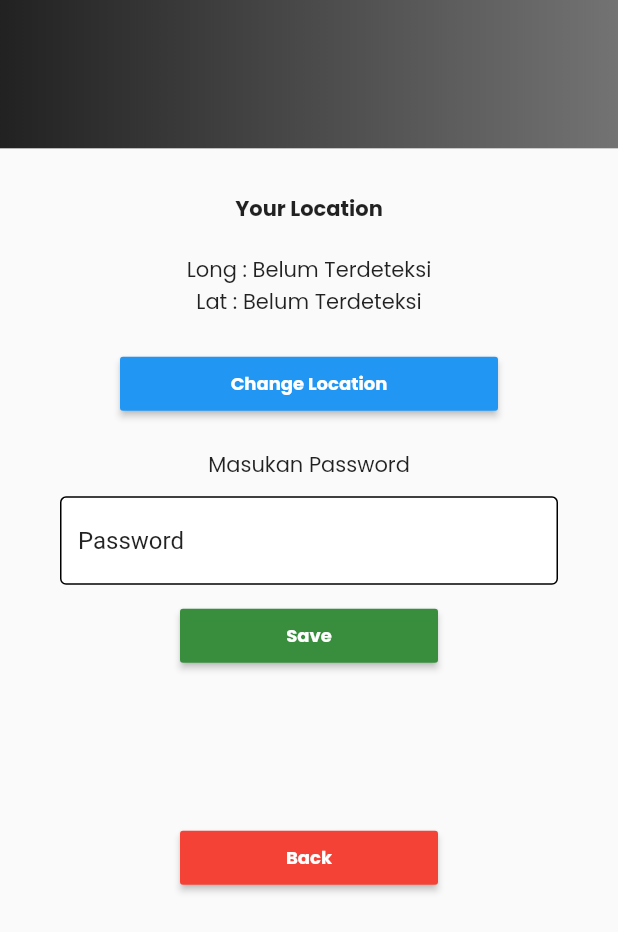
After one commit to hamuuu/ggp_test, a Flutter app: the ChangeLocationPage screen opened directly, on a phone screen of 412 x 824 dp. The commit adds this screen. Shown: the top 932 px of the screen. Run offline on Flutter 3.47's test engine with Material 2 defaults, Android fonts, the light colour scheme and no system bars; our stand-ins replace cloud_firestore, firebase_core, geolocator, google_fonts; accounts and stored records are empty.

Commit message:
change location complete

```diff
--- a/lib/main.dart
+++ b/lib/main.dart
@@ -1,6 +1,6 @@
 import 'package:flutter/material.dart';
 import 'package:ggp_test/providers/user_info_provider.dart';
-import 'package:ggp_test/ui/login_page.dart';
+import 'package:ggp_test/ui/login/login_page.dart';
 import 'package:provider/provider.dart';
 
 void main() {
--- a/lib/providers/user_info_provider.dart
+++ b/lib/providers/user_info_provider.dart
@@ -1,12 +1,45 @@
+import 'dart:developer';
+
 import 'package:flutter/cupertino.dart';
+import 'package:geolocator/geolocator.dart';
 
 class UserInfoProvider extends ChangeNotifier {
   String _username;
+  String _password;
+  Position _position;
+  Position _tempPosition;
 
-  void addUsername(String username) {
+  void addUsernameAndPassword(String username, String password) {
     _username = username;
+    _password = password;
+    notifyListeners();
+  }
+
+  void getLatLngUser() async {
+    _tempPosition =
+        await getCurrentPosition(desiredAccuracy: LocationAccuracy.high);
+    notifyListeners();
+  }
+
+  void cleanTempPosition() {
+    _tempPosition = null;
+  }
+
+  bool checkPassword(String password) {
+    if (password == _password) {
+      saveLatLngUser(_tempPosition);
+      return true;
+    }
+    return false;
+  }
+
+  void saveLatLngUser(Position position) {
+    _position = position;
     notifyListeners();
   }
 
   String get username => _username;
+  String get password => _password;
+  Position get position => _position;
+  Position get tempPosition => _tempPosition;
 }
--- /dev/null
+++ b/lib/ui/change_location/change_location_page.dart
@@ -0,0 +1,198 @@
+import 'dart:developer';
+
+import 'package:flutter/material.dart';
+import 'package:ggp_test/providers/user_info_provider.dart';
+import 'package:google_fonts/google_fonts.dart';
+import 'package:provider/provider.dart';
+
+class ChangeLocationPage extends StatefulWidget {
+  @override
+  _ChangeLocationPageState createState() => _ChangeLocationPageState();
+}
+
+class _ChangeLocationPageState extends State<ChangeLocationPage> {
+  String _longitude;
+  String _latitude;
+  TextEditingController passwordController = new TextEditingController();
+
+  @override
+  Widget build(BuildContext context) {
+    if (Provider.of<UserInfoProvider>(context).position != null &&
+        Provider.of<UserInfoProvider>(context).tempPosition == null) {
+      _longitude =
+          Provider.of<UserInfoProvider>(context).position.longitude.toString();
+      _latitude =
+          Provider.of<UserInfoProvider>(context).position.latitude.toString();
+    } else if (Provider.of<UserInfoProvider>(context).tempPosition != null) {
+      _longitude = Provider.of<UserInfoProvider>(context)
+          .tempPosition
+          .longitude
+          .toString();
+      _latitude = Provider.of<UserInfoProvider>(context)
+          .tempPosition
+          .latitude
+          .toString();
+    } else {
+      _longitude = "Belum Terdeteksi";
+      _latitude = "Belum Terdeteksi";
+    }
+
+    return Scaffold(
+      body: Container(
+        height: MediaQuery.of(context).size.height,
+        child: ListView(
+          children: [
+            Container(
+              height: MediaQuery.of(context).size.height * 0.12,
+              decoration: BoxDecoration(
+                gradient: LinearGradient(
+                  colors: [
+                    Colors.black87,
+                    Colors.black54,
+                  ],
+                ),
+              ),
+            ),
+            SizedBox(height: 30),
+            Text(
+              'Your Location',
+              textAlign: TextAlign.center,
+              style: GoogleFonts.poppins(
+                textStyle: TextStyle(
+                  fontWeight: FontWeight.bold,
+                ),
+              ),
+            ),
+            SizedBox(height: 20),
+            Text(
+              'Long : ' + _longitude,
+              textAlign: TextAlign.center,
+              style: GoogleFonts.poppins(),
+            ),
+            Text(
+              'Lat : ' + _latitude,
+              textAlign: TextAlign.center,
+              style: GoogleFonts.poppins(),
+            ),
+            SizedBox(height: 20),
+            Container(
+              padding: EdgeInsets.symmetric(horizontal: 80),
+              child: RaisedButton(
+                color: Colors.blue,
+                onPressed: () {
+                  Provider.of<UserInfoProvider>(context, listen: false)
+                      .getLatLngUser();
+                },
+                child: Text(
+                  'Change Location',
+                  style: GoogleFonts.poppins(
+                    textStyle: TextStyle(
+                      fontSize: 12,
+                      fontWeight: FontWeight.bold,
+                      color: Colors.white,
+                    ),
+                  ),
+                ),
+              ),
+            ),
+            SizedBox(height: 20),
+            Text(
+              'Masukan Password',
+              textAlign: TextAlign.center,
+              style: GoogleFonts.poppins(),
+            ),
+            Padding(
+              padding: const EdgeInsets.symmetric(
+                horizontal: 40,
+                vertical: 10,
+              ),
+              child: TextFormField(
+                controller: passwordController,
+                obscureText: true,
+                style: TextStyle(
+                  color: Colors.blue[600],
+                ),
+                decoration: InputDecoration(
+                  border: InputBorder.none,
+                  enabledBorder: OutlineInputBorder(
+                    borderSide: BorderSide(
+                      color: Colors.black,
+                    ),
+                  ),
+                  focusedBorder: OutlineInputBorder(
+                    borderSide: BorderSide(
+                      color: Colors.black,
+                    ),
+                  ),
+                  fillColor: Colors.white,
+                  filled: true,
+                  hintText: 'Password',
+                  hintStyle: TextStyle(
+                    color: Colors.black87,
+                  ),
+                ),
+              ),
+            ),
+            Builder(
+              builder: (context) => Container(
+                padding: EdgeInsets.symmetric(horizontal: 120),
+                child: RaisedButton(
+                  color: Colors.green[700],
+                  onPressed: () {
+                    if (Provider.of<UserInfoProvider>(context, listen: false)
+                        .checkPassword(passwordController.text)) {
+                      Scaffold.of(context).showSnackBar(
+                        SnackBar(
+                          content: Text('Lokasi berhasil diubah'),
+                        ),
+                      );
+                      passwordController.clear();
+                    } else
+                      Scaffold.of(context).showSnackBar(
+                        SnackBar(
+                          content: Text(
+                              'Lokasi gagal diubah, cek kembali password anda'),
+                        ),
+                      );
+                  },
+                  child: Text(
+                    'Save',
+                    style: GoogleFonts.poppins(
+                      textStyle: TextStyle(
+                        fontSize: 12,
+                        fontWeight: FontWeight.bold,
+                        color: Colors.white,
+                      ),
+                    ),
+                  ),
+                ),
+              ),
+            ),
+            SizedBox(height: 100),
+            Container(
+              padding: EdgeInsets.symmetric(horizontal: 120),
+              child: RaisedButton(
+                color: Colors.red,
+                onPressed: () {
+                  Provider.of<UserInfoProvider>(context, listen: false)
+                      .cleanTempPosition();
+                  Navigator.pop(context);
+                },
+                child: Text(
+                  'Back',
+                  style: GoogleFonts.poppins(
+                    textStyle: TextStyle(
+                      fontSize: 12,
+                      fontWeight: FontWeight.bold,
+                      color: Colors.white,
+                    ),
+                  ),
+                ),
+              ),
+            ),
+          ],
+        ),
+      ),
+    );
+  }
+}
--- a/lib/ui/login_form_widget.dart
+++ b/lib/ui/login/login_form_widget.dart
@@ -4,7 +4,7 @@ import 'package:cloud_firestore/cloud_firestore.dart';
 import 'package:firebase_core/firebase_core.dart';
 import 'package:flutter/material.dart';
 import 'package:ggp_test/providers/user_info_provider.dart';
-import 'package:ggp_test/ui/check_in_page.dart';
+import 'package:ggp_test/ui/check_in/check_in_page.dart';
 import 'package:google_fonts/google_fonts.dart';
 import 'package:provider/provider.dart';
 
@@ -141,7 +141,8 @@ class _FormLoginState extends State<FormLogin> {
         if (widget.usernameController.text == value.data()['username'] &&
             widget.passwordController.text == value.data()['password']) {
           Provider.of<UserInfoProvider>(context, listen: false)
-              .addUsername(value.data()['username']);
+              .addUsernameAndPassword(
+                  value.data()['username'], value.data()['password']);
           Navigator.pushReplacement(
             context,
             MaterialPageRoute(
--- a/lib/ui/login_page.dart
+++ b/lib/ui/login/login_page.dart
@@ -1,6 +1,6 @@
 import 'package:firebase_core/firebase_core.dart';
 import 'package:flutter/material.dart';
-import 'package:ggp_test/ui/login_form_widget.dart';
+import 'package:ggp_test/ui/login/login_form_widget.dart';
 import 'package:cloud_firestore/cloud_firestore.dart';
 
 class LoginPage extends StatefulWidget {
```
Also changed, not shown: lib/ui/check_in/check_in_bottom_section.dart (added, +65 -0 lines), lib/ui/check_in/check_in_page.dart (renamed from lib/ui/check_in_page.dart, +64 -35 lines), lib/ui/check_in/check_in_top_section.dart (added, +49 -0 lines).
